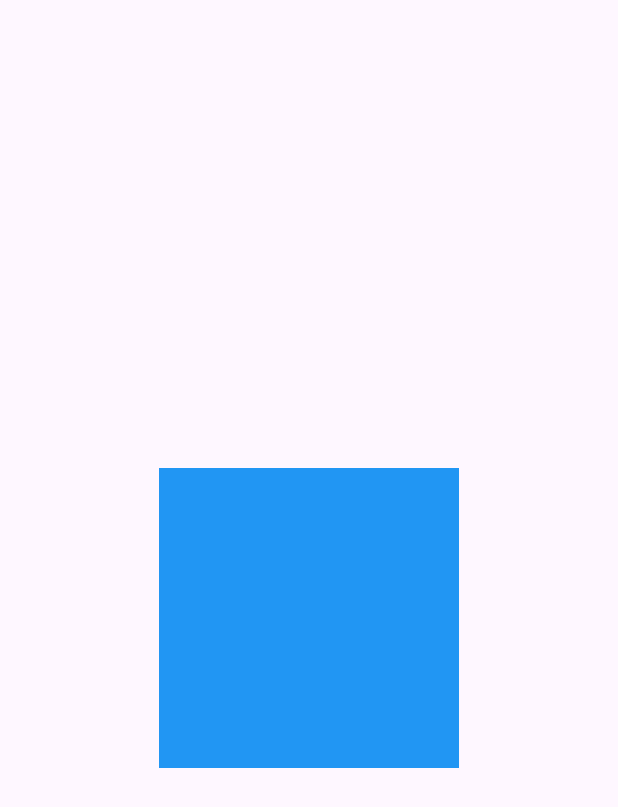
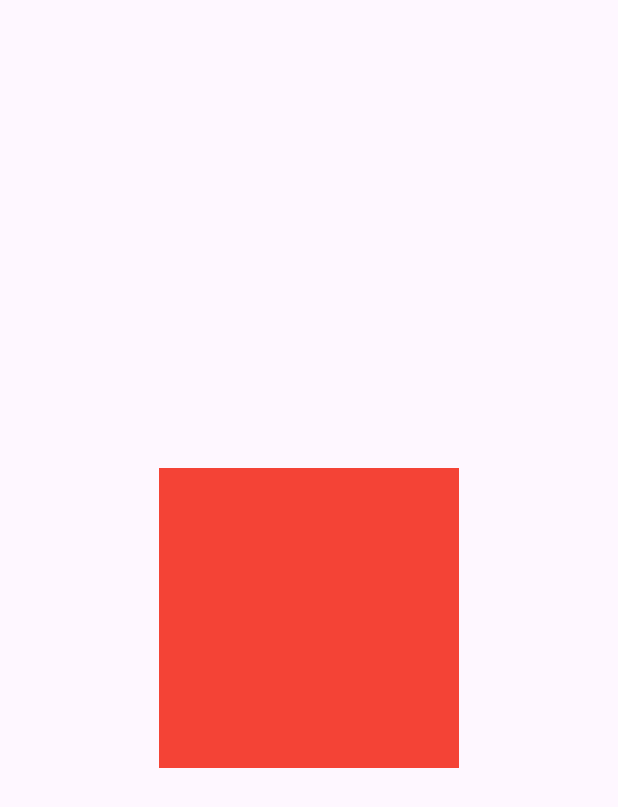
Before and after one commit to emersoncavalcanti-prof/flutter_cadastro, a Flutter app: the screen it shows after launch, on a phone screen of 412 x 824 dp. Shown: the top 807 px of the screen. Run offline on Flutter 3.47's test engine with Material 3 defaults, Android fonts, the phone set to English and light mode, and no system bars.

Commit message:
mudando cor e formato com animacao

```diff
--- a/lib/anima_page.dart
+++ b/lib/anima_page.dart
@@ -1,4 +1,5 @@
 import 'package:flutter/material.dart';
+import 'package:flutter/widgets.dart';
 
 class AnimaPage extends StatefulWidget {
   const AnimaPage({super.key});
@@ -25,12 +26,14 @@ class _AnimaPageState extends State<AnimaPage> {
               });
             },
             child: AnimatedContainer(
-              curve: Curves.fastOutSlowIn,
+              curve: Curves.bounceInOut,
               duration: const Duration(seconds: 1),
               width: clicked == true ? 100 : 200,
               height: clicked == true ? 100 : 200,
-              decoration: const BoxDecoration(
-                color: Colors.blue,
+              decoration: BoxDecoration(
+                color: clicked == true ? Colors.blue : Colors.red,
+                borderRadius:
+                    clicked == true ? BorderRadius.circular(50) : null,
               ),
             ),
           ),
```
